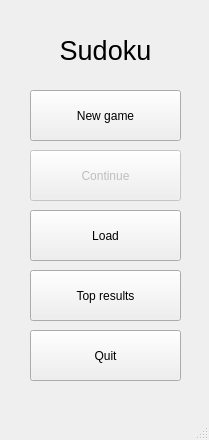
Akara4ok/Sudoku, file Sudoku/mainwindow.ui: the form before one commit.
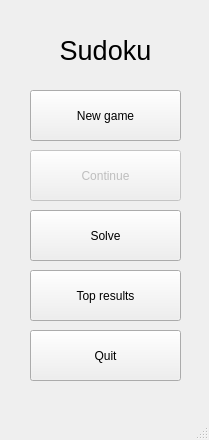
The form after the commit.

```diff
--- a/Sudoku/mainwindow.ui
+++ b/Sudoku/mainwindow.ui
@@ -86,7 +86,7 @@
      </rect>
     </property>
     <property name="text">
-     <string>Load</string>
+     <string>Solve</string>
     </property>
    </widget>
    <widget class="QPushButton" name="pushButton_4">
```
